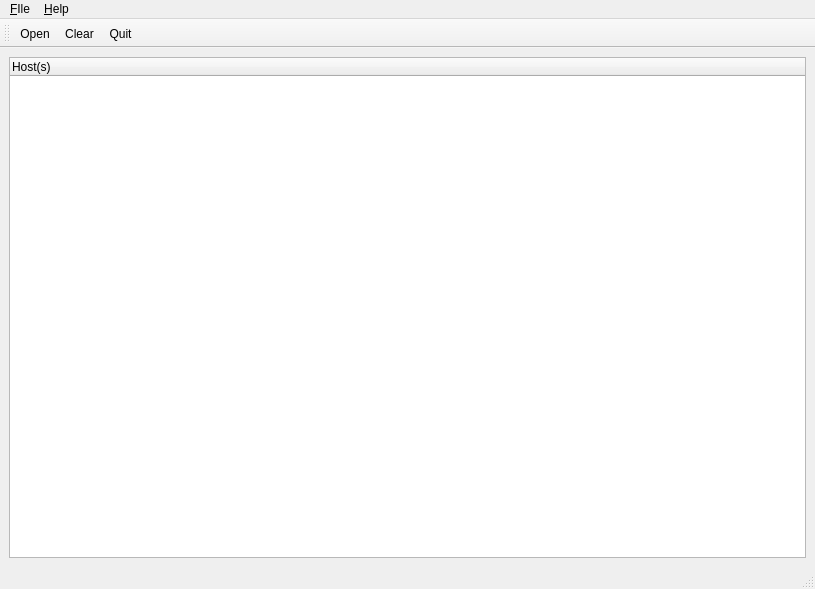
Qt form nmapsi4-logr/src/mainwin.ui (nmapsi4/nmapsi4) before a commit.
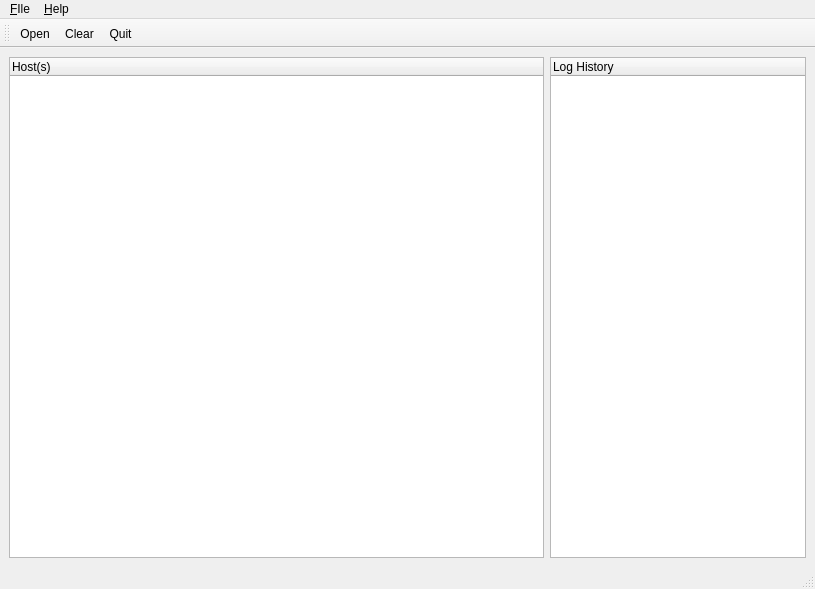
The same form after that commit. Icons and pictures are not drawn.

Commit message: change trunk tree

```diff
--- a/nmapsi4-logr/src/mainwin.ui
+++ b/nmapsi4-logr/src/mainwin.ui
@@ -31,7 +31,7 @@
      <height>480</height>
     </rect>
    </property>
-   <layout class="QVBoxLayout" name="verticalLayout" >
+   <layout class="QHBoxLayout" name="horizontalLayout" >
     <item>
      <widget class="QTreeWidget" name="treeLogView" >
       <property name="alternatingRowColors" >
@@ -50,6 +50,27 @@
       </column>
      </widget>
     </item>
+    <item>
+     <widget class="QTreeWidget" name="logTree" >
+      <property name="sizePolicy" >
+       <sizepolicy vsizetype="Expanding" hsizetype="Fixed" >
+        <horstretch>250</horstretch>
+        <verstretch>0</verstretch>
+       </sizepolicy>
+      </property>
+      <property name="alternatingRowColors" >
+       <bool>true</bool>
+      </property>
+      <property name="rootIsDecorated" >
+       <bool>false</bool>
+      </property>
+      <column>
+       <property name="text" >
+        <string>Log History</string>
+       </property>
+      </column>
+     </widget>
+    </item>
    </layout>
   </widget>
   <widget class="QMenuBar" name="menubar" >
```
Left out of the diff: 2 changed lines with no effect on the pictures. The commit also changes 37 other files.
